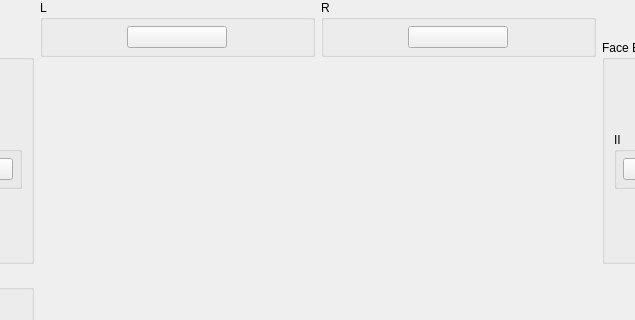
Qt form src/duckstation-qt/controllerbindingwidget_negconrumble.ui (stenzek/duckstation) before a commit; both pictures show x 232 to 867 and y 0 to 320 of the 1100 by 532 pixel window.
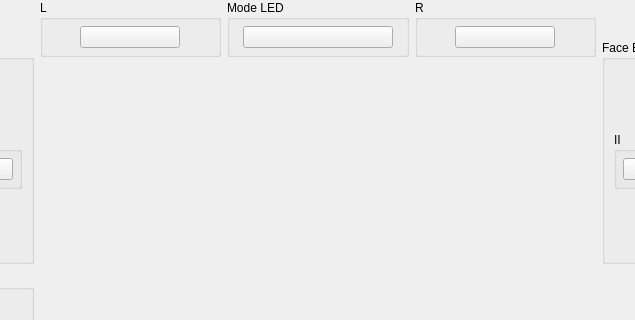
The same form after that commit. Custom widgets are drawn as their Qt base class.

Commit message: Qt: Add missing Mode LED bindings to joystick and NeGcon Rumble

Diff of the .ui file:
```diff
--- a/src/duckstation-qt/controllerbindingwidget_negconrumble.ui
+++ b/src/duckstation-qt/controllerbindingwidget_negconrumble.ui
@@ -317,6 +317,37 @@
        </layout>
       </widget>
      </item>
+     <item row="0" column="1">
+      <widget class="QGroupBox" name="groupBox_1">
+       <property name="title">
+        <string>Mode LED</string>
+       </property>
+       <layout class="QGridLayout" name="gridLayout_1">
+        <property name="leftMargin">
+         <number>6</number>
+        </property>
+        <property name="topMargin">
+         <number>6</number>
+        </property>
+        <property name="rightMargin">
+         <number>6</number>
+        </property>
+        <property name="bottomMargin">
+         <number>6</number>
+        </property>
+        <item row="0" column="0">
+         <widget class="InputBindingWidget" name="ModeLED">
+          <property name="maximumSize">
+           <size>
+            <width>150</width>
+            <height>16777215</height>
+           </size>
+          </property>
+         </widget>
+        </item>
+       </layout>
+      </widget>
+     </item>
     </layout>
    </item>
    <item row="0" column="2" rowspan="3">
```
The commit also changes 1 other file.
